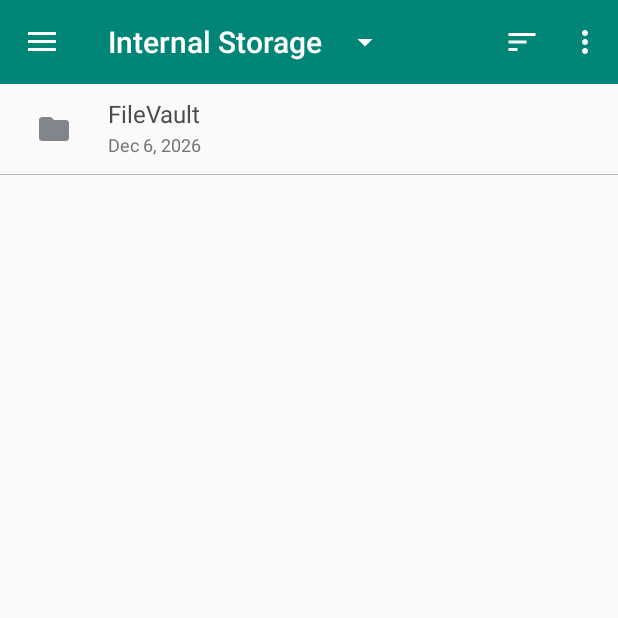
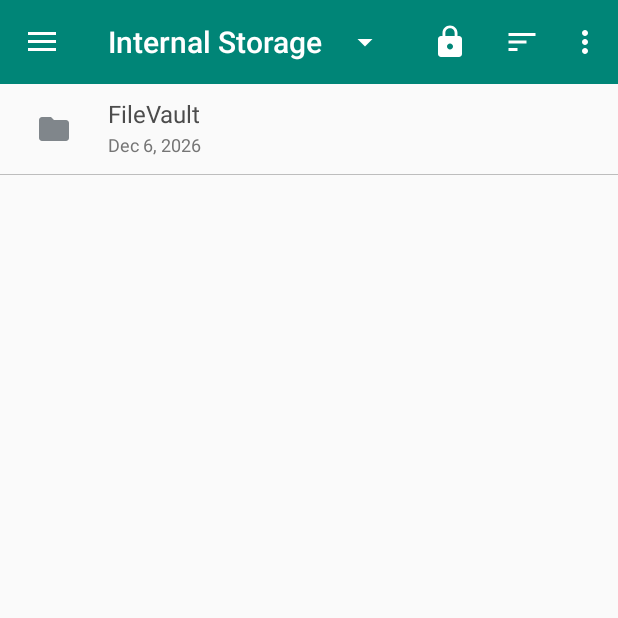
Before and after one commit to DustinBischke/Android-FileVault, an Android app: the FileExplorerActivity screen opened directly, with no data from a screen before it, on a phone screen of 412 x 824 dp, the top half of it. Run offline under Robolectric (Android 15) with nearby library versions, the phone set to English and light mode, and no system bars.

Commit message:
Moved File Decryption to LockScreen Activity and added Decrypt Animation

```diff
--- a/app/src/main/java/ca/bischke/apps/filevault/FileLayout.java
+++ b/app/src/main/java/ca/bischke/apps/filevault/FileLayout.java
@@ -1,7 +1,6 @@
 package ca.bischke.apps.filevault;
 
 import android.content.Context;
-import android.net.Uri;
 import android.text.format.Formatter;
 import android.view.View;
 import android.widget.ImageButton;
@@ -15,12 +14,14 @@ import java.util.Date;
 
 public class FileLayout extends LinearLayout
 {
+    private File file;
     private String[] imageFormats = new String[] {".jpg", ".jpeg", ".png", ".gif", ".bmp", ".webp"};
 
     public FileLayout(Context context, File file)
     {
         // Instantiates File Layout XML
         super(context);
+        this.file = file;
         inflate(context, R.layout.file, this);
 
         // Displays File name
@@ -77,4 +78,19 @@ public class FileLayout extends LinearLayout
 
         return false;
     }
+
+    public File getFile()
+    {
+        return file;
+    }
+
+    public String getFileName()
+    {
+        return file.getName();
+    }
+
+    public ImageButton getImageButton()
+    {
+        return findViewById(R.id.button_file_encrypt);
+    }
 }
--- /dev/null
+++ b/app/src/main/res/drawable/ic_loading_256dp.xml
@@ -0,0 +1,5 @@
+<vector android:height="256dp" android:tint="#FFFFFF"
+    android:viewportHeight="24.0" android:viewportWidth="24.0"
+    android:width="256dp" xmlns:android="http://schemas.android.com/apk/res/android">
+    <path android:fillColor="#FF000000" android:pathData="M17.65,6.35C16.2,4.9 14.21,4 12,4c-4.42,0 -7.99,3.58 -7.99,8s3.57,8 7.99,8c3.73,0 6.84,-2.55 7.73,-6h-2.08c-0.82,2.33 -3.04,4 -5.65,4 -3.31,0 -6,-2.69 -6,-6s2.69,-6 6,-6c1.66,0 3.14,0.69 4.22,1.78L13,11h7V4l-2.35,2.35z"/>
+</vector>
--- /dev/null
+++ b/app/src/main/res/drawable/ic_lock_white_24dp.xml
@@ -0,0 +1,5 @@
+<vector android:height="24dp" android:tint="#FFFFFF"
+    android:viewportHeight="24.0" android:viewportWidth="24.0"
+    android:width="24dp" xmlns:android="http://schemas.android.com/apk/res/android">
+    <path android:fillColor="#FF000000" android:pathData="M18,8h-1L17,6c0,-2.76 -2.24,-5 -5,-5S7,3.24 7,6v2L6,8c-1.1,0 -2,0.9 -2,2v10c0,1.1 0.9,2 2,2h12c1.1,0 2,-0.9 2,-2L20,10c0,-1.1 -0.9,-2 -2,-2zM12,17c-1.1,0 -2,-0.9 -2,-2s0.9,-2 2,-2 2,0.9 2,2 -0.9,2 -2,2zM15.1,8L8.9,8L8.9,6c0,-1.71 1.39,-3.1 3.1,-3.1 1.71,0 3.1,1.39 3.1,3.1v2z"/>
+</vector>
--- a/app/src/main/res/menu/main.xml
+++ b/app/src/main/res/menu/main.xml
@@ -4,12 +4,20 @@
 
     <item
         android:id="@+id/action_settings"
-        android:orderInCategory="100"
+        android:orderInCategory="3"
         android:title="@string/settings"
         app:showAsAction="never" />
 
     <item
+        android:id="@+id/action_lock"
+        android:orderInCategory="1"
+        android:icon="@drawable/ic_lock_white_24dp"
+        android:title="Lock"
+        app:showAsAction="always" />
+
+    <item
         android:id="@+id/action_sort"
+        android:orderInCategory="2"
         android:icon="@drawable/ic_sort_24dp"
         android:title="@string/sort"
         app:showAsAction="ifRoom">
```
Also changed, not shown: app/src/main/java/ca/bischke/apps/filevault/FileExplorerActivity.java (+28 -3 lines), app/src/main/java/ca/bischke/apps/filevault/LockScreenActivity.java (+45 -2 lines), app/src/main/java/ca/bischke/apps/filevault/VaultActivity.java (+48 -0 lines), app/src/main/res/anim/fade_in.xml (added, +8 -0 lines), app/src/main/res/anim/rotate.xml (added, +11 -0 lines), app/src/main/res/layout/activity_lockscreen.xml (+22 -0 lines), app/src/main/res/layout/activity_vault.xml (+18 -0 lines).
